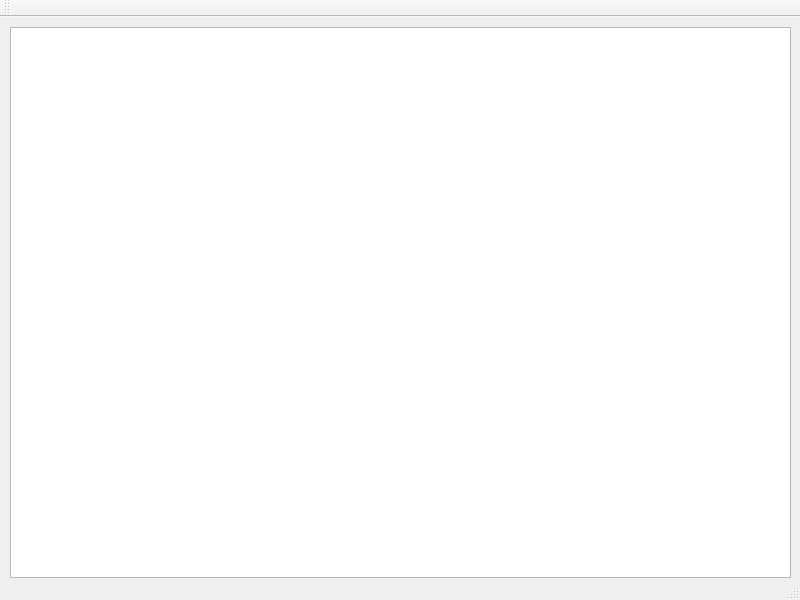
Qt form mainwindow.ui (pikkutimo/QT_Countries) before a commit.
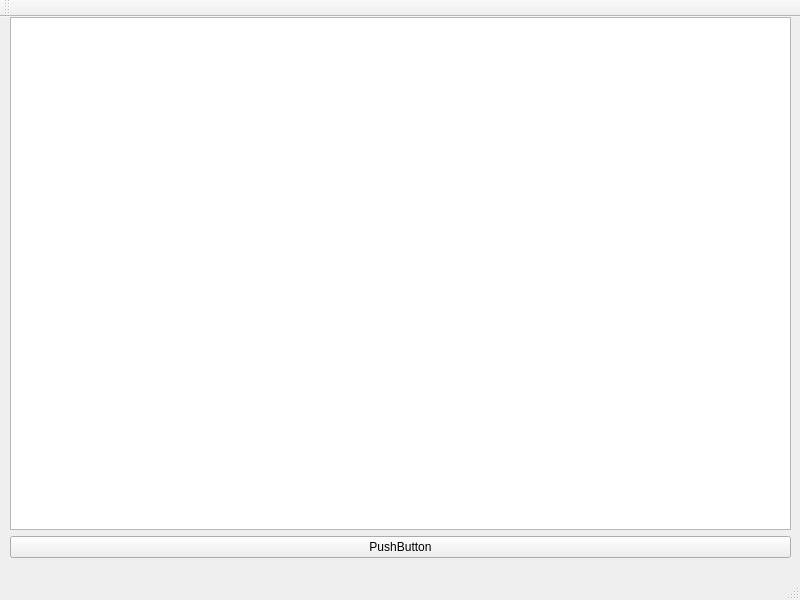
The same form after that commit.

Diff of the .ui file:
```diff
--- a/mainwindow.ui
+++ b/mainwindow.ui
@@ -14,15 +14,27 @@
    <string>MainWindow</string>
   </property>
   <widget class="QWidget" name="centralwidget">
-   <widget class="QTableView" name="tableView">
+   <widget class="QWidget" name="gridLayoutWidget">
     <property name="geometry">
      <rect>
       <x>10</x>
-      <y>10</y>
+      <y>0</y>
       <width>781</width>
-      <height>551</height>
+      <height>541</height>
      </rect>
     </property>
+    <layout class="QGridLayout" name="gridLayout">
+     <item row="0" column="0">
+      <widget class="QListWidget" name="listWidget"/>
+     </item>
+     <item row="1" column="0">
+      <widget class="QPushButton" name="pushButton">
+       <property name="text">
+        <string>PushButton</string>
+       </property>
+      </widget>
+     </item>
+    </layout>
    </widget>
   </widget>
   <widget class="QMenuBar" name="menubar">
```
